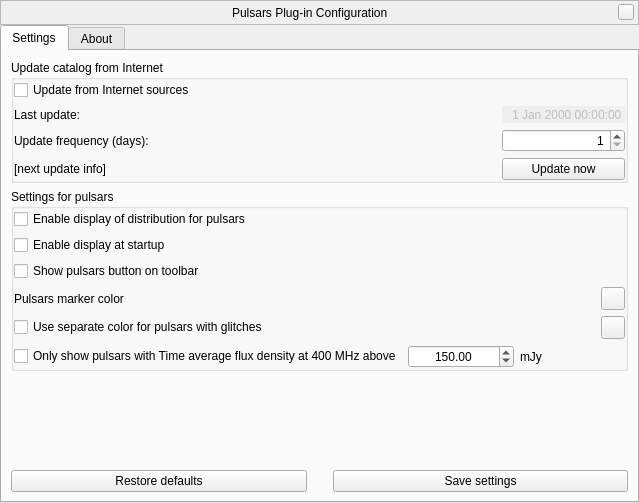
Before: the Qt Designer form plugins/Pulsars/src/gui/pulsarsDialog.ui in Stellarium/stellarium, drawn with Qt 5.
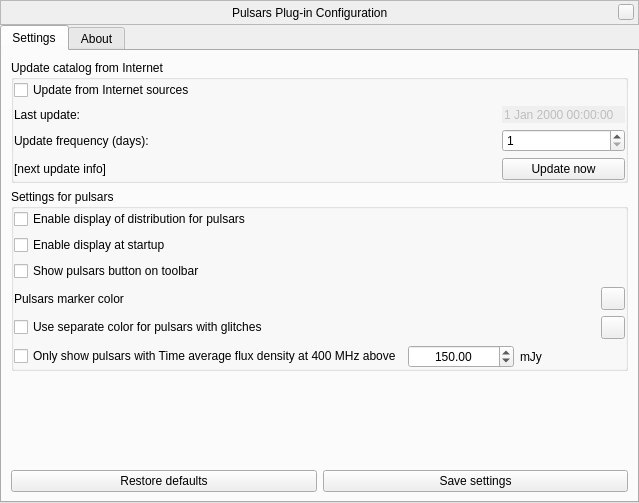
After: the same form once the commit is applied. Custom widgets are drawn as their Qt base class.

```diff
--- a/plugins/Pulsars/src/gui/pulsarsDialog.ui
+++ b/plugins/Pulsars/src/gui/pulsarsDialog.ui
@@ -190,9 +190,6 @@
               <property name="frame">
                <bool>false</bool>
               </property>
-              <property name="alignment">
-               <set>Qt::AlignRight|Qt::AlignTrailing|Qt::AlignVCenter</set>
-              </property>
               <property name="buttonSymbols">
                <enum>QAbstractSpinBox::NoButtons</enum>
               </property>
@@ -207,9 +204,6 @@
             </item>
             <item row="1" column="2">
              <widget class="QSpinBox" name="updateFrequencySpinBox">
-              <property name="alignment">
-               <set>Qt::AlignRight|Qt::AlignTrailing|Qt::AlignVCenter</set>
-              </property>
               <property name="minimum">
                <number>1</number>
               </property>
@@ -396,22 +390,6 @@
            </property>
           </widget>
          </item>
-         <item>
-          <spacer name="horizontalSpacer_2">
-           <property name="orientation">
-            <enum>Qt::Horizontal</enum>
-           </property>
-           <property name="sizeType">
-            <enum>QSizePolicy::Fixed</enum>
-           </property>
-           <property name="sizeHint" stdset="0">
-            <size>
-             <width>20</width>
-             <height>20</height>
-            </size>
-           </property>
-          </spacer>
-         </item>
          <item>
           <widget class="QPushButton" name="saveSettingsButton">
            <property name="sizePolicy">
```
